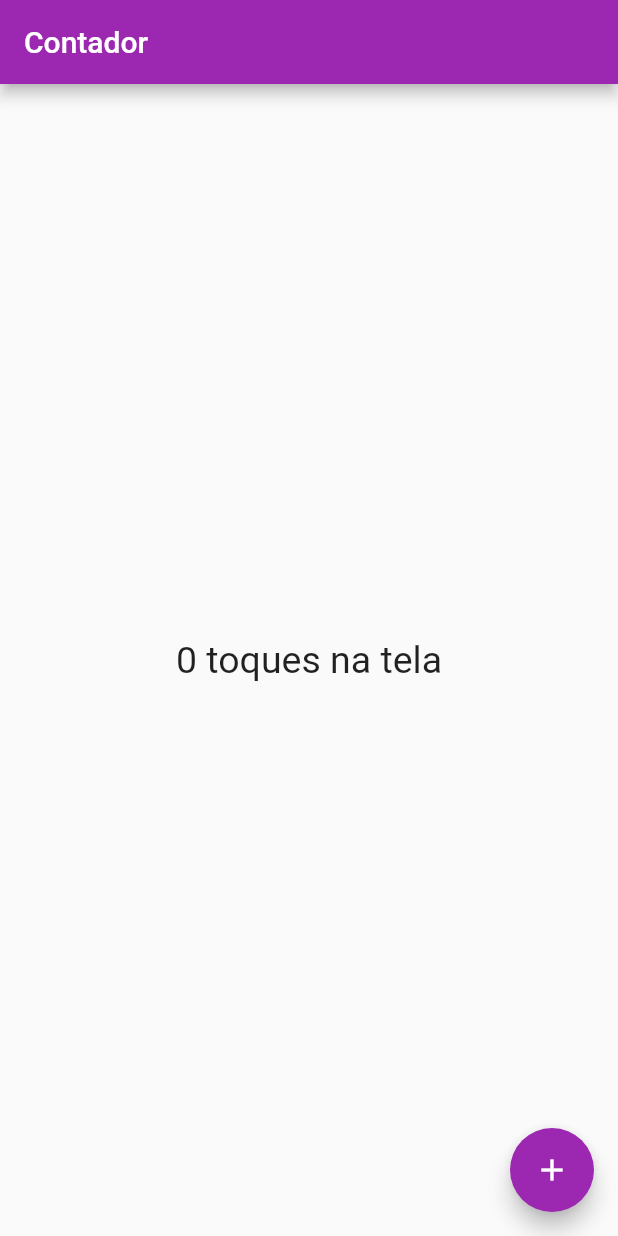
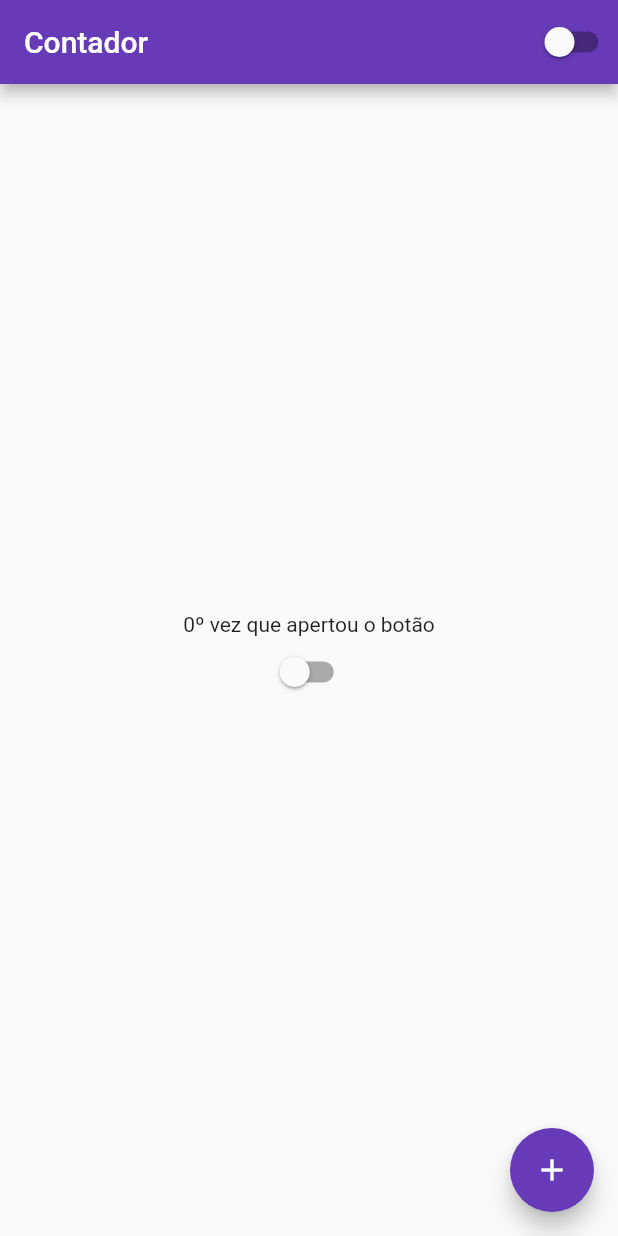
Before and after one commit to OliveiraGusta/Flutter-Studies, a Flutter app: the screen it shows after launch, on a phone screen of 412 x 824 dp. Run offline on Flutter 3.47's test engine with Material 2 defaults, Android fonts, the phone set to English and light mode, and no system bars.

Commit message:
Theme change and Columns

```diff
--- /dev/null
+++ b/hello_flutter/lib/app_controller.dart
@@ -0,0 +1,12 @@
+import 'package:flutter/cupertino.dart';
+
+class AppController extends ChangeNotifier {
+  static AppController instance = AppController();
+
+  bool isDartTheme = false;
+
+  changeTheme() {
+    isDartTheme = !isDartTheme;
+    notifyListeners();
+  }
+}
--- a/hello_flutter/lib/app_widget.dart
+++ b/hello_flutter/lib/app_widget.dart
@@ -1,5 +1,6 @@
 import 'package:flutter/material.dart';
 
+import 'app_controller.dart';
 import 'home_page.dart';
 
 class AppWidget extends StatelessWidget {
@@ -9,9 +10,18 @@ class AppWidget extends StatelessWidget {
 
   @override
   Widget build(BuildContext context) {
-    return MaterialApp(
-      theme: ThemeData(primarySwatch: Colors.purple),
-      home: HomePage(),
+    return AnimatedBuilder(
+      animation: AppController.instance,
+      builder: (context, Widget? child) {
+        return MaterialApp(
+          theme: ThemeData(
+              primarySwatch: Colors.deepPurple,
+              brightness: AppController.instance.isDartTheme
+                  ? Brightness.dark
+                  : Brightness.light),
+          home: HomePage(),
+        );
+      },
     );
   }
 }
--- a/hello_flutter/lib/home_page.dart
+++ b/hello_flutter/lib/home_page.dart
@@ -1,4 +1,6 @@
 import 'package:flutter/material.dart';
+
+import 'app_controller.dart';
 
 class HomePage extends StatefulWidget {
   @override
@@ -9,22 +11,24 @@ class HomePage extends StatefulWidget {
 
 class HomePageState extends State<HomePage> {
   int counter = 0;
-
   @override
   Widget build(BuildContext context) {
     return Scaffold(
       appBar: AppBar(
         title: Text('Contador'),
+        actions: [CustomSwith()],
       ),
-
-      body: Center(
-          child: GestureDetector(
-        child: Text(
-          '$counter toques na tela',
-          style: TextStyle(fontSize: 25),
+      body: Container(
+        width: double.infinity,
+        height: double.infinity,
+        child: Column(
+          mainAxisAlignment: MainAxisAlignment.center,
+          children: [
+            Text('$counter\º vez que apertou o botão'),
+            CustomSwith(),
+          ],
         ),
-      )),
-
+      ),
       floatingActionButton: FloatingActionButton(
         child: Icon(Icons.add),
         onPressed: () {
@@ -33,7 +37,18 @@ class HomePageState extends State<HomePage> {
           });
         },
       ),
-
     );
   }
 }
+
+class CustomSwith extends StatelessWidget {
+  @override
+  Widget build(BuildContext context) {
+    return Switch(
+      value: AppController.instance.isDartTheme,
+      onChanged: (value) {
+        AppController.instance.changeTheme();
+      },
+    );
+  }
+}
```
